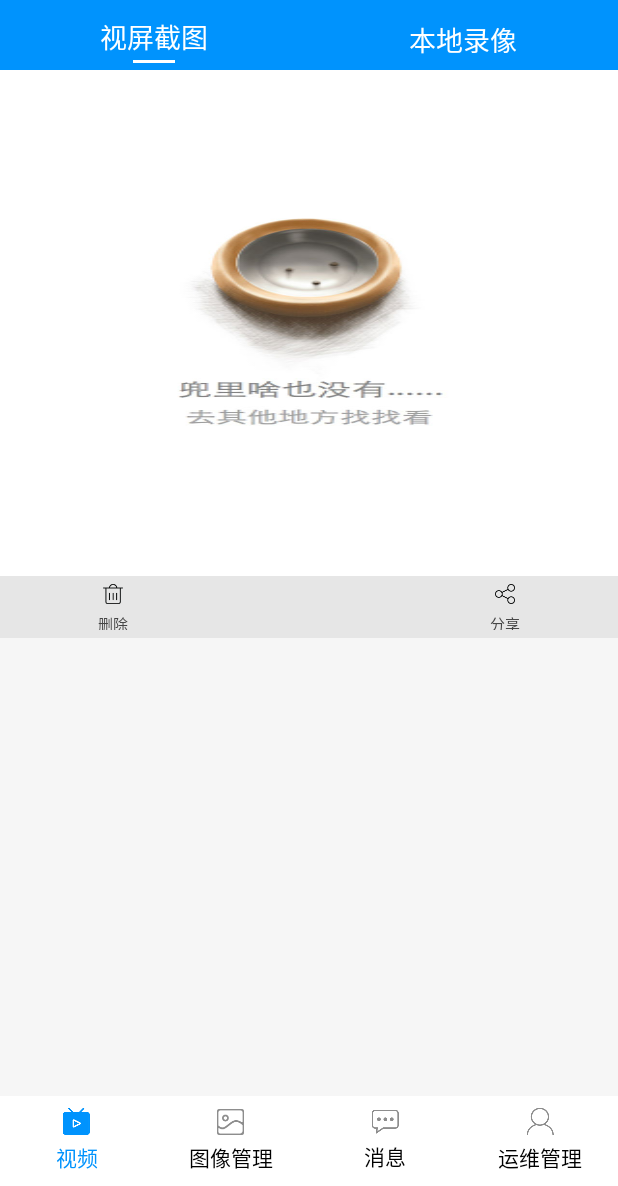
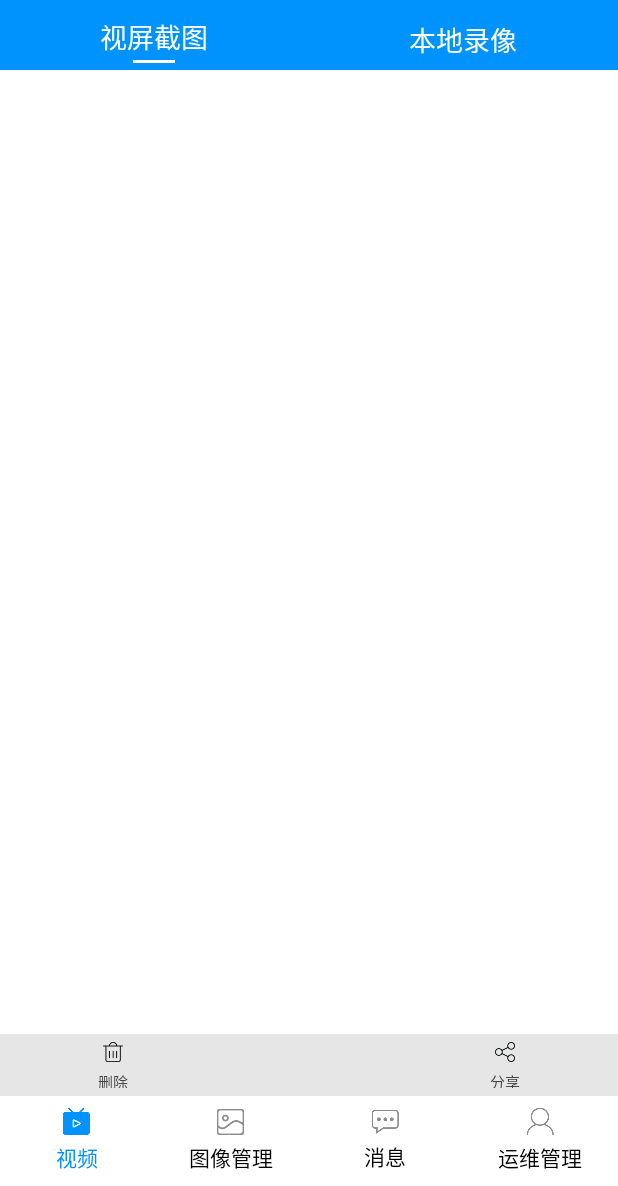
Before and after one commit to Organization-ivm/ivm-8700, an Android app: the fragment ImageManagementFragment placed in its activity, after a tap on "删除", on a phone screen of 412 x 824 dp, the part 50-1236 px from its top. Run offline under Robolectric (Android 15) with nearby library versions, the phone set to English and light mode, and no system bars; our stand-ins replace ButterKnife; pictures from the network do not load; 2 statements that could not run were skipped; 1 other tap on this screen came first.

Commit message:
修改删除栏目在最下方

```diff
--- a/ivm-8700/app/src/main/java/com/ivms/ivms8700/view/fragment/ScreenshotFragment.kt
+++ b/ivm-8700/app/src/main/java/com/ivms/ivms8700/view/fragment/ScreenshotFragment.kt
@@ -29,7 +29,7 @@ class ScreenshotFragment : Fragment(), ImageAdapter.OnShowItemClickListener {
 
 
     lateinit var gridView: GridView
-    lateinit var iv_background: ImageView
+//    lateinit var iv_background: ImageView
 //        private val path = Environment.getExternalStorageDirectory().toString() + "/HIKVISION/"
     private val path = Environment.getExternalStoragePublicDirectory("").toString() + "/HIKVISION/"
     lateinit var v: View
@@ -49,7 +49,8 @@ class ScreenshotFragment : Fragment(), ImageAdapter.OnShowItemClickListener {
     override fun onCreateView(inflater: LayoutInflater, container: ViewGroup?,
                               savedInstanceState: Bundle?): View? {
         // Inflate the layout for this fragment
-        v = inflater.inflate(R.layout.fragment_screenshot, container, false)
+
+        v = inflater.inflate(R.layout.fragment_screenshot,container,false)
         initView(v)
         setListener()
 
@@ -162,7 +163,7 @@ class ScreenshotFragment : Fragment(), ImageAdapter.OnShowItemClickListener {
             } else {
                 Toast.makeText(context, "请选择条目", Toast.LENGTH_SHORT).show()
             }
-            isshowImage();
+//            isshowImage();
         }
         tvShare.setOnClickListener {
             if (selectedList != null && selectedList!!.size > 0) {
@@ -187,13 +188,13 @@ class ScreenshotFragment : Fragment(), ImageAdapter.OnShowItemClickListener {
     }
 
     //是否显示背景
-    private fun isshowImage() {
-        if (paths.size == 0 || dataList!!.size == 0) {
-            iv_background.visibility = View.VISIBLE
-        } else {
-            iv_background.visibility = View.GONE
-        }
-    }
+//    private fun isshowImage() {
+//        if (paths.size == 0 || dataList!!.size == 0) {
+//            iv_background.visibility = View.VISIBLE
+//        } else {
+//            iv_background.visibility = View.GONE
+//        }
+//    }
 
     private fun initView(v: View) {
         Log.i("URI",path);
@@ -202,7 +203,7 @@ class ScreenshotFragment : Fragment(), ImageAdapter.OnShowItemClickListener {
         tvShare = v.findViewById(R.id.tvshare) as TextView
         tvDelete = v.findViewById(R.id.tvdelete) as TextView
         selectedList = ArrayList<Bean>()
-        iv_background = v.findViewById(R.id.background2) as ImageView
+//        iv_background = v.findViewById(R.id.background2) as ImageView
         dataList = ArrayList<Bean>()
         initDataList()
         myAdapter = ImageAdapter(context, paths, gridView, dataList)
--- a/ivm-8700/app/src/main/res/layout/activity_main.xml
+++ b/ivm-8700/app/src/main/res/layout/activity_main.xml
@@ -8,18 +8,13 @@
     android:orientation="vertical"
     tools:context="com.ivms.ivms8700.view.MainActivity">
 
-    <ScrollView
+
+    <FrameLayout
+        android:id="@+id/frag_cont"
         android:layout_width="match_parent"
-        android:layout_height="@dimen/dp0"
-        android:layout_weight="1"
-        android:scrollbars="none"
-        android:background="#F6F6F6">
-
-        <FrameLayout
-            android:id="@+id/frag_cont"
-            android:layout_width="match_parent"
-            android:layout_height="match_parent"></FrameLayout>
-    </ScrollView>
+        android:layout_height="match_parent"
+        android:layout_weight="1.0"
+        ></FrameLayout>
 
     <LinearLayout
         android:layout_width="match_parent"
--- a/ivm-8700/app/src/main/res/layout/fragment_screenshot.xml
+++ b/ivm-8700/app/src/main/res/layout/fragment_screenshot.xml
@@ -1,22 +1,15 @@
 <RelativeLayout xmlns:android="http://schemas.android.com/apk/res/android"
-    xmlns:tools="http://schemas.android.com/tools"
     android:layout_width="match_parent"
-    android:layout_height="match_parent"
-    tools:context="com.ivms.ivms8700.view.fragment.ScreenshotFragment">
-    <ImageView
-        android:id="@+id/background2"
-        android:layout_width="match_parent"
-        android:layout_height="match_parent"
-        android:scaleType="fitXY"
-        android:src="@mipmap/filenull"
-        android:visibility="gone" />
+    android:layout_height="fill_parent"
+  >
 
-    <GridView
+    <com.ivms.ivms8700.view.MyGridView
         android:id="@+id/gridview"
         android:layout_width="match_parent"
         android:layout_height="match_parent"
         android:horizontalSpacing="2dp"
         android:numColumns="4"
+        android:visibility="visible"
         android:verticalSpacing="2dp" />
 
 
--- a/ivm-8700/app/src/main/res/layout/im_layout.xml
+++ b/ivm-8700/app/src/main/res/layout/im_layout.xml
@@ -89,8 +89,10 @@
     <FrameLayout
         android:id="@+id/flfragment"
         android:layout_width="match_parent"
-        android:layout_height="match_parent"
-        android:layout_below="@+id/titlechoose">
+        android:layout_height="fill_parent"
+
+        android:layout_below="@+id/titlechoose"
+        android:orientation="vertical">
 
 
     </FrameLayout>
```
Also changed, not shown: ivm-8700/app/src/main/java/com/ivms/ivms8700/utils/PhotoVideoManager/utils/VideoUtils.java (+22 -4 lines), ivm-8700/app/src/main/java/com/ivms/ivms8700/view/MyGridView.java (added, +79 -0 lines), ivm-8700/app/src/main/java/com/ivms/ivms8700/view/fragment/LocalVideoFragment.kt (+12 -14 lines), ivm-8700/app/src/main/res/layout/fragment_video.xml (+23 -20 lines).
